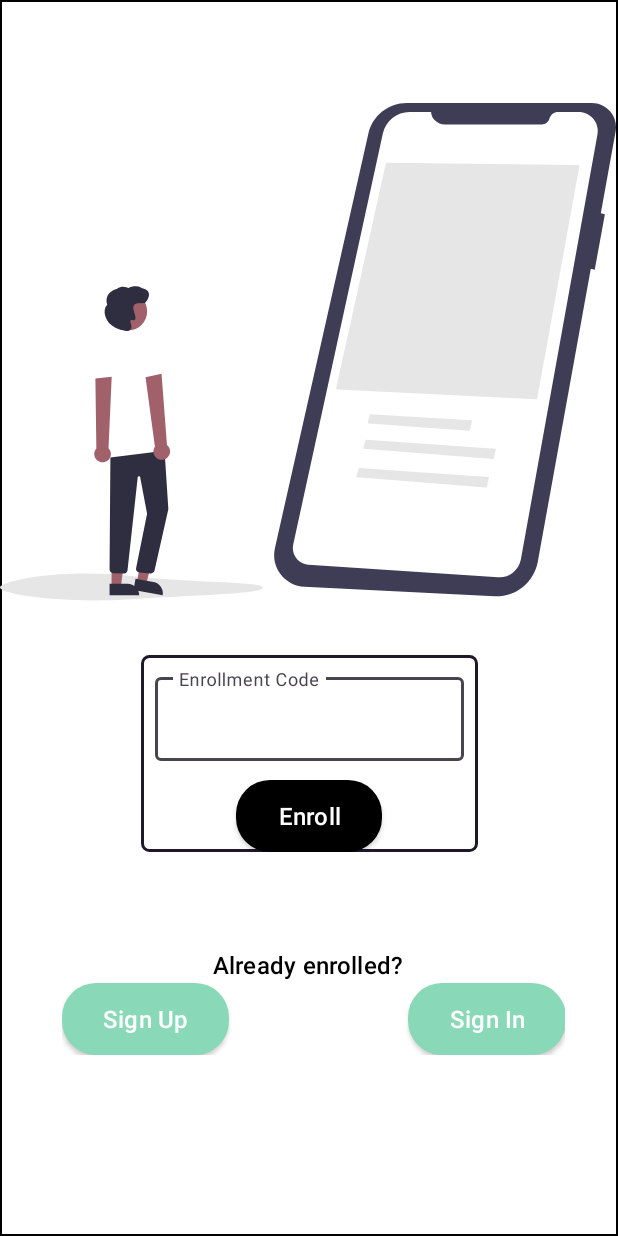
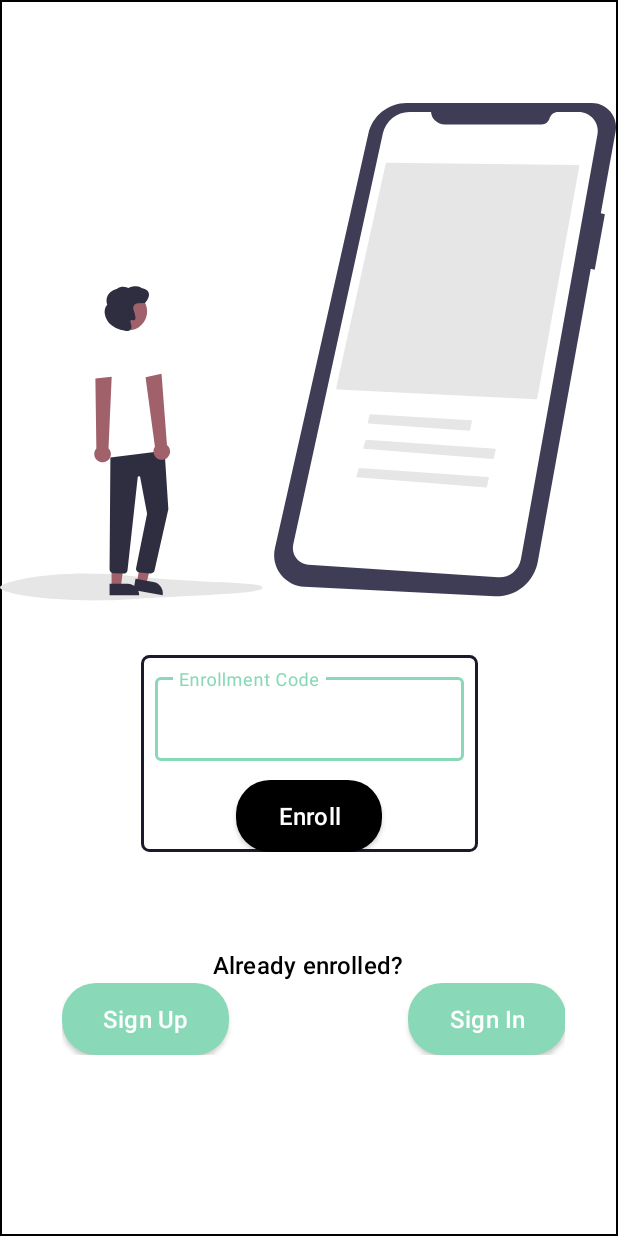
Before and after one commit to Detective-Khalifah/GradTrack, an Android app: the EnrollmentScreenZeroActivity screen opened directly, with no data from a screen before it, on a phone screen of 412 x 824 dp. Run offline under Robolectric (Android 15) with nearby library versions, the phone set to English and light mode, and no system bars; our stand-ins replace data binding.

Commit message:
Temporary fix of theme to display components in Dark/Night Mode

```diff
--- a/app/src/main/res/layout/activity_enrollment_screen_zero.xml
+++ b/app/src/main/res/layout/activity_enrollment_screen_zero.xml
@@ -45,19 +45,12 @@
             app:layout_constraintStart_toStartOf="parent"
             app:layout_constraintTop_toBottomOf="@id/imageGroupSix">
 
-            <!-- TODO: Find the issue (in coloring) causing outlined Text Field to be invisible when
-                    device is in Dark Mode; temporary fix is to use "gray_800" color in
-                    "boxStrokeColor", "hintTextColor" & "endIconTint" app attributes -->
             <com.google.android.material.textfield.TextInputLayout
                 style="@style/Widget.MaterialComponents.TextInputLayout.OutlinedBox"
                 android:layout_width="@dimen/_180pxh"
                 android:layout_height="@dimen/_56pxv"
+                android:layout_margin="@dimen/_8pxh"
                 android:hint="@string/lbl_enrollment_code"
-                android:layout_margin="@dimen/_8pxh"
-                app:boxStrokeColor="@color/gray_800"
-                app:hintTextColor="@color/gray_800"
-                app:endIconTint="@color/gray_800"
-                app:placeholderTextColor="@color/gray_800"
                 app:endIconMode="clear_text">
 
                 <com.google.android.material.textfield.TextInputEditText
--- a/app/src/main/res/values-night/themes.xml
+++ b/app/src/main/res/values-night/themes.xml
@@ -1,15 +1,20 @@
 <resources xmlns:tools="http://schemas.android.com/tools">
-    <!-- TODO: Customise to fit dark mode -->
+    <!-- TODO: Bug: elements are being invisible; Customise to fit dark mode
+            Temporary fix: replace "Theme.MaterialComponents.DayNight.NoActionBar" with
+            "Theme.MaterialComponents.Light.NoActionBar" -->
+    <!-- TODO: Find the issue (in coloring) causing outlined Text Field to be invisible when
+                    device is in Dark Mode; temporary fix is to use "gray_800" color in
+                    "boxStrokeColor", "hintTextColor" & "endIconTint" app attributes -->
     <!-- Base application theme. -->
-    <style name="Theme.MyApp" parent="Theme.MaterialComponents.DayNight.NoActionBar">
+    <style name="Theme.MyApp" parent="Theme.MaterialComponents.Light.NoActionBar">
         <!-- Primary brand color. -->
-        <item name="colorPrimary">@color/purple_200</item>
-        <item name="colorPrimaryVariant">@color/purple_700</item>
+        <item name="colorPrimary">#89d8b7</item>
+        <item name="colorPrimaryVariant">#89d890</item>
         <item name="colorOnPrimary">@color/black</item>
         <!-- Secondary brand color. -->
-        <item name="colorSecondary">@color/teal_200</item>
-        <item name="colorSecondaryVariant">@color/teal_200</item>
-        <item name="colorOnSecondary">@color/black</item>
+        <item name="colorSecondary">#81d0b0</item>
+        <item name="colorSecondaryVariant">#89d1d8</item>
+        <item name="colorOnSecondary">@color/white</item>
         <!-- Status bar color. -->
         <item name="android:statusBarColor" tools:targetApi="l">?attr/colorPrimaryVariant</item>
         <!-- Customize your theme here. -->
--- a/app/src/main/res/values/themes.xml
+++ b/app/src/main/res/values/themes.xml
@@ -2,12 +2,12 @@
     <!-- Base application theme. -->
     <style name="Theme.MyApp" parent="Theme.MaterialComponents.DayNight.NoActionBar">
         <!-- Primary brand color. -->
-        <item name="colorPrimary">@color/purple_500</item>
-        <item name="colorPrimaryVariant">@color/purple_700</item>
+        <item name="colorPrimary">#89d8b7</item>
+        <item name="colorPrimaryVariant">#89d890</item>
         <item name="colorOnPrimary">@color/white</item>
         <!-- Secondary brand color. -->
-        <item name="colorSecondary">@color/teal_200</item>
-        <item name="colorSecondaryVariant">@color/teal_700</item>
+        <item name="colorSecondary">#81d0b0</item>
+        <item name="colorSecondaryVariant">#89d1d8</item>
         <item name="colorOnSecondary">@color/black</item>
         <!-- Status bar color. -->
         <item name="android:statusBarColor" tools:targetApi="l">?attr/colorPrimaryVariant</item>
```
